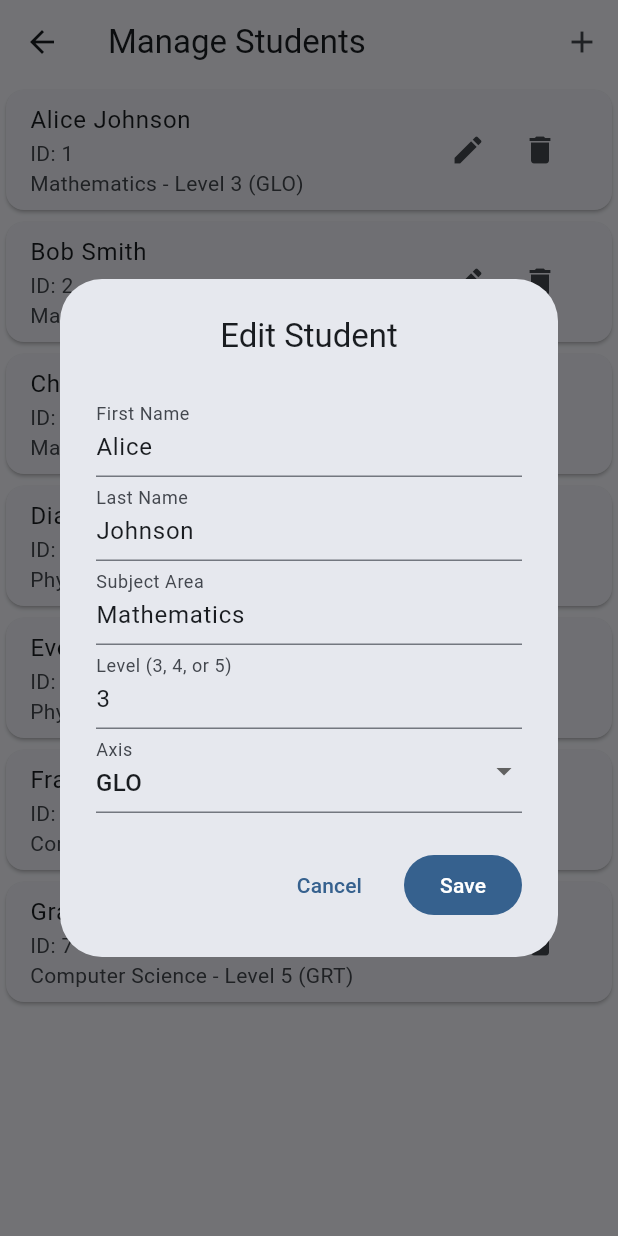
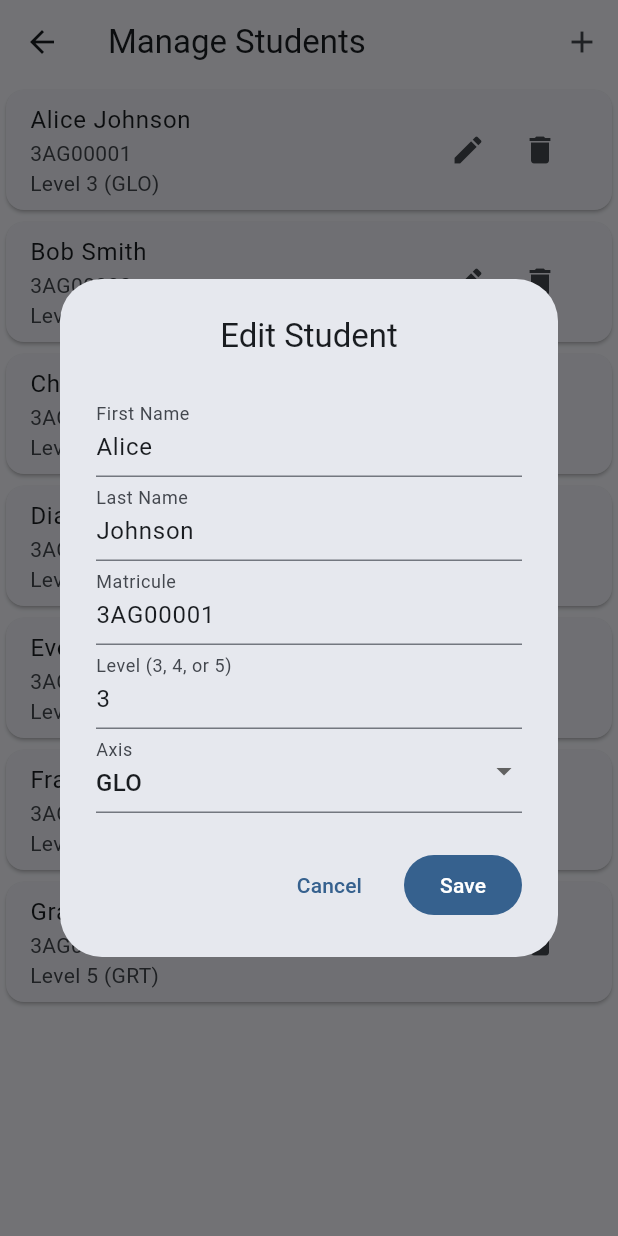
Before and after one commit to Ryzen237/APPELS, a Flutter app: the ManageStudentsScreen screen opened by its route, after a tap on the "edit" icon, on a phone screen of 412 x 824 dp. Run offline on Flutter 3.47's test engine with Material 3 defaults, Android fonts, the phone set to English and light mode, and no system bars; our stand-ins replace csv, share_plus, sqflite; accounts and stored records are empty.

Commit message:
end of app design

```diff
--- a/app/lib/database/database_helper.dart
+++ b/app/lib/database/database_helper.dart
@@ -71,11 +71,11 @@ class DatabaseHelper {
         id INTEGER PRIMARY KEY AUTOINCREMENT,
         firstname TEXT NOT NULL,
         lastname TEXT NOT NULL,
-        subject_area TEXT NOT NULL,
+        matricule TEXT NOT NULL,
         level INTEGER NOT NULL CHECK(level >= 3 AND level <= 5),
         axis TEXT NOT NULL CHECK(axis IN ('GLO', 'GRT')),
         created_at TEXT,
-        UNIQUE(firstname, lastname, subject_area, level, axis)
+        UNIQUE(matricule)
       )
     ''');
 
@@ -192,11 +192,11 @@ class DatabaseHelper {
   }
 
   static Future<void> _insertSampleStudents(Database db) async {
-    // Mathematics students - Level 3, GLO
+    // Level 3, GLO students
     await db.insert('students', {
       'firstname': 'Alice',
       'lastname': 'Johnson',
-      'subject_area': 'Mathematics',
+      'matricule': '3AG00001',
       'level': 3,
       'axis': 'GLO',
       'created_at': DateTime.now().toIso8601String(),
@@ -205,27 +205,27 @@ class DatabaseHelper {
     await db.insert('students', {
       'firstname': 'Bob',
       'lastname': 'Smith',
-      'subject_area': 'Mathematics',
+      'matricule': '3AG00002',
       'level': 3,
       'axis': 'GLO',
       'created_at': DateTime.now().toIso8601String(),
     });
 
-    // Mathematics students - Level 3, GRT
+    // Level 3, GRT students
     await db.insert('students', {
       'firstname': 'Charlie',
       'lastname': 'Brown',
-      'subject_area': 'Mathematics',
+      'matricule': '3AG00003',
       'level': 3,
       'axis': 'GRT',
       'created_at': DateTime.now().toIso8601String(),
     });
 
-    // Physics students - Level 4, GLO
+    // Level 4, GLO students
     await db.insert('students', {
       'firstname': 'Diana',
       'lastname': 'Wilson',
-      'subject_area': 'Physics',
+      'matricule': '3AG00004',
       'level': 4,
       'axis': 'GLO',
       'created_at': DateTime.now().toIso8601String(),
@@ -234,17 +234,17 @@ class DatabaseHelper {
     await db.insert('students', {
       'firstname': 'Eve',
       'lastname': 'Davis',
-      'subject_area': 'Physics',
+      'matricule': '3AG00005',
       'level': 4,
       'axis': 'GLO',
       'created_at': DateTime.now().toIso8601String(),
     });
 
-    // Computer Science students - Level 5, GRT
+    // Level 5, GRT students
     await db.insert('students', {
       'firstname': 'Frank',
       'lastname': 'Miller',
-      'subject_area': 'Computer Science',
+      'matricule': '3AG00006',
       'level': 5,
       'axis': 'GRT',
       'created_at': DateTime.now().toIso8601String(),
@@ -253,7 +253,7 @@ class DatabaseHelper {
     await db.insert('students', {
       'firstname': 'Grace',
       'lastname': 'Garcia',
-      'subject_area': 'Computer Science',
+      'matricule': '3AG00007',
       'level': 5,
       'axis': 'GRT',
       'created_at': DateTime.now().toIso8601String(),
--- a/app/lib/models/student.dart
+++ b/app/lib/models/student.dart
@@ -2,7 +2,7 @@ class Student {
   int? id;
   String firstname;
   String lastname;
-  String subjectArea; // e.g., 'Mathematics', 'Physics', 'Computer Science'
+  String matricule; // Format: 2xGxxxxx (e.g., 3AG00123)
   int level; // 3, 4, or 5
   String axis; // 'GLO' or 'GRT'
   String? createdAt;
@@ -11,7 +11,7 @@ class Student {
     this.id,
     required this.firstname,
     required this.lastname,
-    required this.subjectArea,
+    required this.matricule,
     required this.level,
     required this.axis,
     this.createdAt,
@@ -25,14 +25,14 @@ class Student {
   }
 
   // Get grouping key for attendance management
-  String get groupingKey => '${subjectArea}_${level}_${axis}';
+  String get groupingKey => '${matricule}_${level}_${axis}';
 
   Map<String, dynamic> toMap() {
     return {
       'id': id,
       'firstname': firstname,
       'lastname': lastname,
-      'subject_area': subjectArea,
+      'matricule': matricule,
       'level': level,
       'axis': axis,
       'created_at': createdAt,
@@ -44,7 +44,7 @@ class Student {
       id: map['id'],
       firstname: map['firstname'],
       lastname: map['lastname'],
-      subjectArea: map['subject_area'] ?? 'Unassigned', // Fallback for legacy data
+      matricule: map['matricule'] ?? 'Unknown', // Fallback for legacy data
       level: map['level'] ?? 3, // Default to level 3 for legacy data
       axis: map['axis'] ?? 'GLO', // Default to GLO for legacy data
       createdAt: map['created_at'],
--- a/app/lib/screens/manage_students_screen.dart
+++ b/app/lib/screens/manage_students_screen.dart
@@ -104,8 +104,8 @@ class _ManageStudentsScreenState extends State<ManageStudentsScreen> {
                           crossAxisAlignment: CrossAxisAlignment.start,
                           mainAxisSize: MainAxisSize.min,
                           children: [
-                            Text('ID: ${student.id}'),
-                            Text('${student.subjectArea} - Level ${student.level} (${student.axis})'),
+                            Text('${student.matricule}'),
+                            Text('Level ${student.level} (${student.axis})'),
                           ],
                         ),
                         trailing: Row(
@@ -142,7 +142,7 @@ class _AddStudentDialogState extends State<AddStudentDialog> {
   final _formKey = GlobalKey<FormState>();
   final _firstnameController = TextEditingController();
   final _lastnameController = TextEditingController();
-  final _subjectAreaController = TextEditingController();
+  final _matriculeController = TextEditingController();
   final _levelController = TextEditingController();
   String _selectedAxis = 'GLO';
 
@@ -152,7 +152,7 @@ class _AddStudentDialogState extends State<AddStudentDialog> {
     if (widget.student != null) {
       _firstnameController.text = widget.student!.firstname;
       _lastnameController.text = widget.student!.lastname;
-      _subjectAreaController.text = widget.student!.subjectArea;
+      _matriculeController.text = widget.student!.matricule;
       _levelController.text = widget.student!.level.toString();
       _selectedAxis = widget.student!.axis;
     }
@@ -162,7 +162,7 @@ class _AddStudentDialogState extends State<AddStudentDialog> {
   void dispose() {
     _firstnameController.dispose();
     _lastnameController.dispose();
-    _subjectAreaController.dispose();
+    _matriculeController.dispose();
     _levelController.dispose();
     super.dispose();
   }
@@ -214,11 +214,19 @@ class _AddStudentDialogState extends State<AddStudentDialog> {
                         },
                       ),
                       TextFormField(
-                        controller: _subjectAreaController,
-                        decoration: const InputDecoration(labelText: 'Subject Area'),
+                        controller: _matriculeController,
+                        decoration: const InputDecoration(
+                          labelText: 'Matricule',
+                          hintText: 'Ex: 3AG00123 (2xGxxxxx format)'
+                        ),
                         validator: (value) {
                           if (value == null || value.isEmpty) {
-                            return 'Please enter subject area';
+                            return 'Please enter matricule';
+                          }
+                          // Validate matricule format: 2xGxxxxx (7 characters)
+                          final matriculeRegex = RegExp(r'^\d{1}[A-Z]{2}\d{5}$');
+                          if (!matriculeRegex.hasMatch(value)) {
+                            return 'Matricule must be in format: 2xGxxxxx (e.g., 3AG00123)';
                           }
                           return null;
                         },
@@ -278,7 +286,7 @@ class _AddStudentDialogState extends State<AddStudentDialog> {
                           id: widget.student?.id,
                           firstname: _firstnameController.text,
                           lastname: _lastnameController.text,
-                          subjectArea: _subjectAreaController.text,
+                          matricule: _matriculeController.text,
                           level: int.parse(_levelController.text),
                           axis: _selectedAxis,
                           createdAt: widget.student?.createdAt,
--- a/app/pubspec.yaml
+++ b/app/pubspec.yaml
@@ -72,6 +72,9 @@ dev_dependencies:
   # rules and activating additional ones.
   flutter_lints: ^5.0.0
 
+  # App icons generator
+  flutter_launcher_icons: "^0.13.1"
+
 # For information on the generic Dart part of this file, see the
 # following page: https://dart.dev/tools/pub/pubspec
 
@@ -84,7 +87,8 @@ flutter:
   uses-material-design: true
 
   # To add assets to your application, add an assets section, like this:
-  # assets:
+  assets:
+    - assets/icons/
   #   - images/a_dot_burr.jpeg
   #   - images/a_dot_ham.jpeg
 
```
Also changed, not shown: app/lib/screens/manage_subjects_screen.dart (+8 -40 lines), app/lib/screens/teacher_dashboard.dart (+15 -3 lines), 1 other file.
